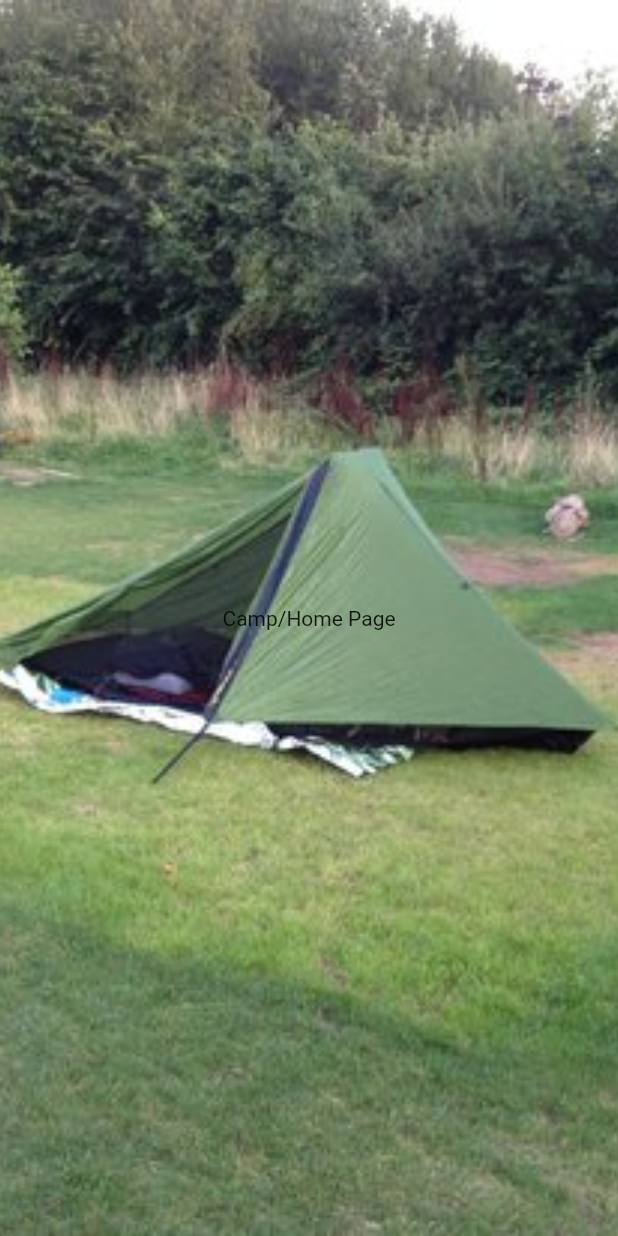
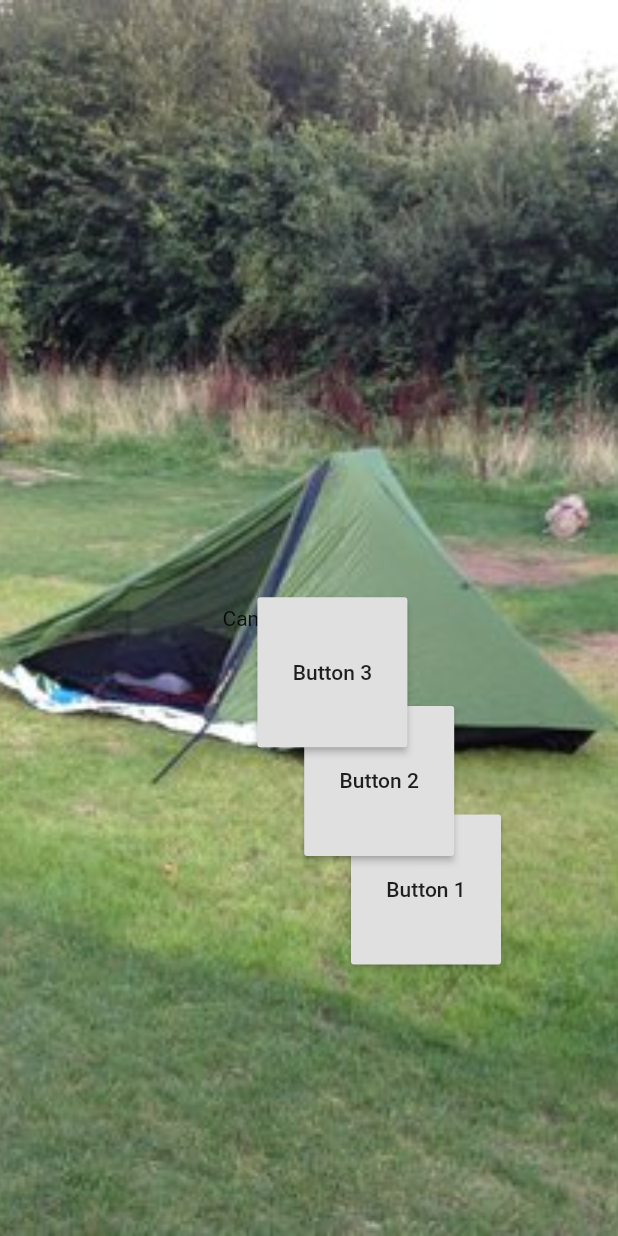
Before and after one commit to Luckey-Elijah/Helm, a Flutter app: the screen it shows after launch, after a tap on "Start my journey", on a phone screen of 412 x 824 dp. Run offline on Flutter 3.47's test engine with Material 2 defaults, Android fonts, the phone set to English and light mode, and no system bars.

Commit message:
Added buttons on CampView for backend testing

```diff
--- a/lib/View/CampView.dart
+++ b/lib/View/CampView.dart
@@ -1,5 +1,6 @@
 import 'package:flutter/material.dart';
 import 'package:flutter/cupertino.dart';
+import 'package:senior_design/View/Widgets/BackendButton.dart';
 
 class CampView extends StatelessWidget {
 
@@ -20,7 +21,34 @@ class CampView extends StatelessWidget {
             ),
             Center(
               child: Text("Camp/Home Page"),
+            ),
+           Align(
+             alignment: Alignment(.5,.5),
+
+            child: BackendButton(
+              buttonText: "Button 1",
+              // function: ,
+              // you can do function: and put a function call in it. Havent tested it but, it looks solid
             )
+           ),
+            Align(
+                alignment: Alignment(.3,.3),
+
+                child: BackendButton(
+                  buttonText: "Button 2",
+                  // you can do function: and put a function call in it. Havent tested it but, it looks solid
+                )
+            ),
+            Align(
+                alignment: Alignment(.1,.1),
+
+                child: BackendButton(
+                  buttonText: "Button 3",
+
+                  // you can do function: and put a function call in it. Havent tested it but, it looks solid
+                )
+            ),
+
           ],
         )
     );
--- /dev/null
+++ b/lib/View/Widgets/BackendButton.dart
@@ -0,0 +1,32 @@
+import 'package:flutter/cupertino.dart';
+import 'package:flutter/material.dart';
+
+class BackendButton extends StatelessWidget
+{
+  String buttonText;
+  Function function; // Apparently you can do this. Found it on Stack Overflow
+
+  BackendButton({this.buttonText,this.function}); // This allows you to pass parameters from view to button
+  @override
+  Widget build(BuildContext context) {
+    // TODO: implement build
+    return SizedBox(
+
+      height: 100,
+      width: 100,
+      child: RaisedButton(
+        child: Text(buttonText),
+
+        onPressed: (){
+          function;
+        },
+
+
+      ),
+
+
+
+    );
+  }
+
+}
--- a/lib/View/Widgets/LoginButton.dart
+++ b/lib/View/Widgets/LoginButton.dart
@@ -11,7 +11,7 @@ class LoginButton extends StatelessWidget {
   @override
   Widget build(BuildContext context) {
     // Helm looks up all the other views
-    Helm helm = new Helm();
+
     // TODO: implement build
     return SizedBox(
       width: 400,
```
